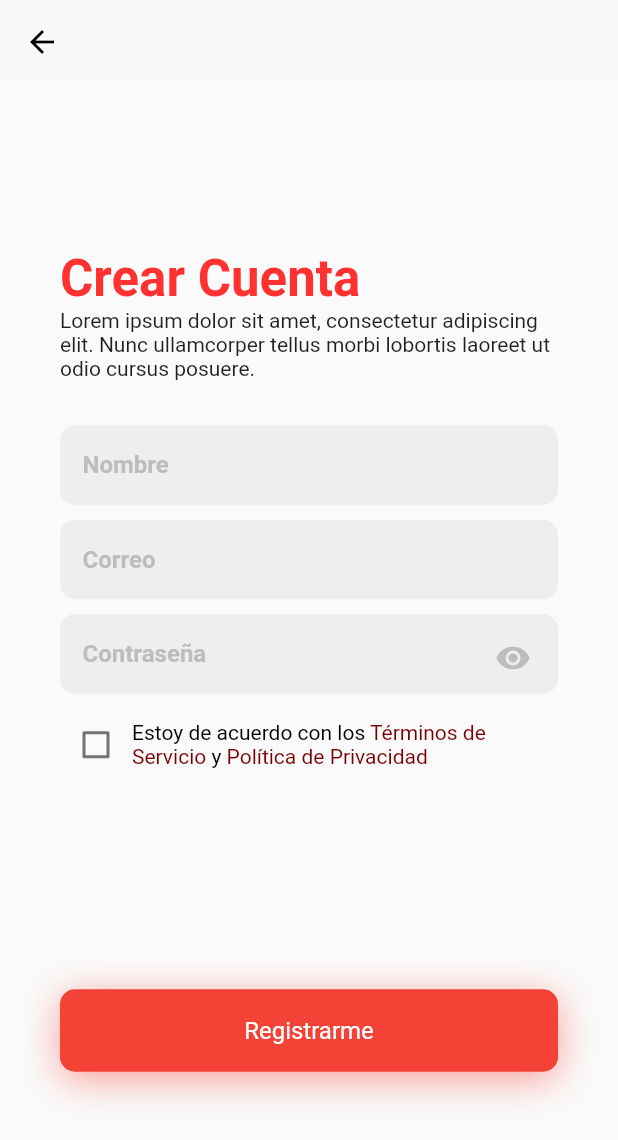
After one commit to Finance-App-Open-Source/Finance-App-Flutter, a Flutter app: the RegisterPage screen opened directly, on a phone screen of 412 x 824 dp. The commit adds this screen. Shown: the top 1140 px of the screen. Run offline on Flutter 3.47's test engine with Material 2 defaults, Android fonts, the phone set to English and light mode, and no system bars; our stand-ins replace dio, get; accounts and stored records are empty; network calls fail.

Commit message:
✨ (register): Register page
Register page with inputs and terms and policy conditions

```diff
--- /dev/null
+++ b/lib/controllers/register_controller.dart
@@ -0,0 +1,5 @@
+import 'package:get/get.dart';
+
+class RegisterController extends GetxController {
+  RxBool termsAccepted = false.obs;
+}
--- a/lib/pages/login_page.dart
+++ b/lib/pages/login_page.dart
@@ -1,10 +1,11 @@
 import 'package:finance_app/controllers/login_controller.dart';
 import 'package:finance_app/extensions.dart';
+import 'package:finance_app/pages/register_page.dart';
 import 'package:finance_app/utils.dart';
 import 'package:finance_app/widgets/app_button.dart';
 import 'package:finance_app/widgets/app_input.dart';
 import 'package:flutter/material.dart';
-import 'package:get/state_manager.dart';
+import 'package:get/get.dart';
 
 class LoginPage extends StatefulWidget {
   @override
@@ -97,13 +98,18 @@ class _LoginPageState extends State<LoginPage> {
                   ),
                 ),
                 SizedBox(height: 20.0),
-                Text(
-                  '¿No tienes cuenta?',
-                  style: TextStyle(
-                    color: HexColor.fromHex("790000"),
-                    fontWeight: FontWeight.bold,
+                GestureDetector(
+                  child: Text(
+                    '¿No tienes cuenta?',
+                    style: TextStyle(
+                      color: HexColor.fromHex("790000"),
+                      fontWeight: FontWeight.bold,
+                    ),
+                    textAlign: TextAlign.end,
                   ),
-                  textAlign: TextAlign.end,
+                  onTap: () {
+                    Get.to(() => RegisterPage(), transition: Transition.zoom);
+                  },
                 ),
               ])
             ],
--- /dev/null
+++ b/lib/pages/register_page.dart
@@ -0,0 +1,178 @@
+import 'package:finance_app/controllers/register_controller.dart';
+import 'package:finance_app/extensions.dart';
+import 'package:finance_app/utils.dart';
+import 'package:finance_app/widgets/app_button.dart';
+import 'package:finance_app/widgets/app_input.dart';
+import 'package:flutter/cupertino.dart';
+import 'package:flutter/gestures.dart';
+import 'package:flutter/material.dart';
+import 'package:get/get.dart';
+
+class RegisterPage extends StatelessWidget {
+  const RegisterPage({Key? key}) : super(key: key);
+
+  @override
+  Widget build(BuildContext context) {
+    return GetBuilder<RegisterController>(
+      init: RegisterController(),
+      builder: (_) => Scaffold(
+        appBar: AppBar(
+          backgroundColor: HexColor.fromHex("F9F9F9"),
+          shadowColor: Colors.transparent,
+          iconTheme: IconThemeData(
+            color: Colors.black,
+          ),
+        ),
+        body: Container(
+          padding: EdgeInsets.all(40.0),
+          child: Column(
+            mainAxisAlignment: MainAxisAlignment.spaceAround,
+            children: [
+              //Bienvenido
+              Container(
+                child: Column(
+                  crossAxisAlignment: CrossAxisAlignment.end,
+                  children: [
+                    headerContent(),
+                    createAccountForm(context),
+                  ],
+                ),
+              ),
+
+              // Crear cuenta
+              AppButton(
+                onTab: () {
+                  print("Sign In");
+                },
+                child: Text(
+                  'Registrarme',
+                  textAlign: TextAlign.center,
+                  style: TextStyle(
+                    fontSize: 16.0,
+                    color: Colors.white,
+                    decoration: TextDecoration.none,
+                  ),
+                ),
+              ),
+            ],
+          ),
+        ),
+      ),
+    );
+  }
+
+  Column createAccountForm(context) {
+    TextStyle defaultStyle = TextStyle(color: Colors.black);
+    TextStyle linkStyle = TextStyle(
+      color: HexColor.fromHex('#790000'),
+    );
+    return Column(
+      children: [
+        listOfInputs(),
+        termsAndConditions(defaultStyle, linkStyle),
+      ],
+    );
+  }
+
+  Container listOfInputs() {
+    return Container(
+      margin: EdgeInsets.only(bottom: 10.0),
+      child: Column(
+        children: [
+          AppInput(
+            // initialValue: _.email,
+            onChanged: (value) {},
+            hinText: 'Nombre',
+          ),
+          SizedBox(height: 10.0),
+          AppInput(
+            // initialValue: _.email,
+            onChanged: (value) {},
+            hinText: 'Correo',
+          ),
+          SizedBox(height: 10.0),
+          AppInput(
+            // initialValue: _.email,
+            onChanged: (value) {},
+            hinText: 'Contraseña',
+            suffixIcon: Icon(
+              Icons.remove_red_eye_rounded,
+              color: Colors.grey[400],
+            ),
+          ),
+        ],
+      ),
+    );
+  }
+
+  Row termsAndConditions(TextStyle defaultStyle, TextStyle linkStyle) {
+    return Row(
+      children: [
+        GetBuilder<RegisterController>(builder: (_) {
+          return Obx(
+            () => Checkbox(
+              checkColor: Colors.white,
+              activeColor: Colors.red,
+              value: _.termsAccepted.value,
+              onChanged: (value) {
+                _.termsAccepted.value = value as bool;
+              },
+            ),
+          );
+        }),
+        Flexible(
+          child: RichText(
+            text: TextSpan(
+              text: 'Estoy de acuerdo con los ',
+              style: defaultStyle,
+              children: [
+                TextSpan(
+                  text: 'Términos de Servicio ',
+                  style: linkStyle,
+                  recognizer: TapGestureRecognizer()
+                    ..onTap = () {
+                      print('Terms of Service');
+                    },
+                ),
+                TextSpan(text: 'y '),
+                TextSpan(
+                  text: 'Política de Privacidad',
+                  style: linkStyle,
+                  recognizer: TapGestureRecognizer()
+                    ..onTap = () {
+                      print('Privacy Policy"');
+                    },
+                ),
+              ],
+            ),
+          ),
+        ),
+      ],
+    );
+  }
+
+  Container headerContent() {
+    return Container(
+      margin: EdgeInsets.only(bottom: 30.0),
+      child: Column(
+        children: [
+          Row(
+            children: [
+              Text(
+                'Crear Cuenta',
+                textAlign: TextAlign.start,
+                style: TextStyle(
+                  color: HexColor.fromHex('FF3131'),
+                  fontSize: 34.0,
+                  fontWeight: FontWeight.bold,
+                ),
+              ),
+            ],
+          ),
+          Text(
+              'Lorem ipsum dolor sit amet, consectetur adipiscing elit. Nunc ullamcorper tellus morbi lobortis laoreet ut odio cursus posuere.'),
+        ],
+      ),
+    );
+  }
+}
```
